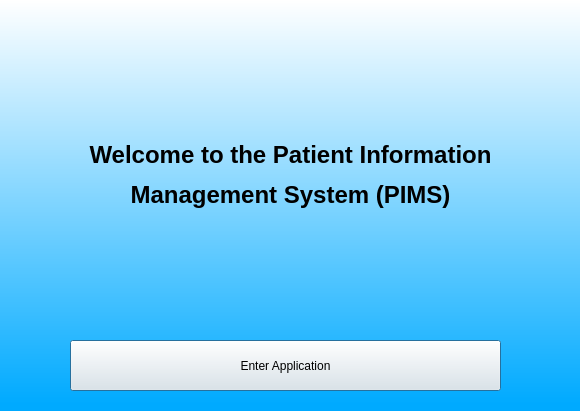
The window that MainScreen.ui (AlexHarbaugh1/CS499) describes before a commit, drawn with Qt 5.
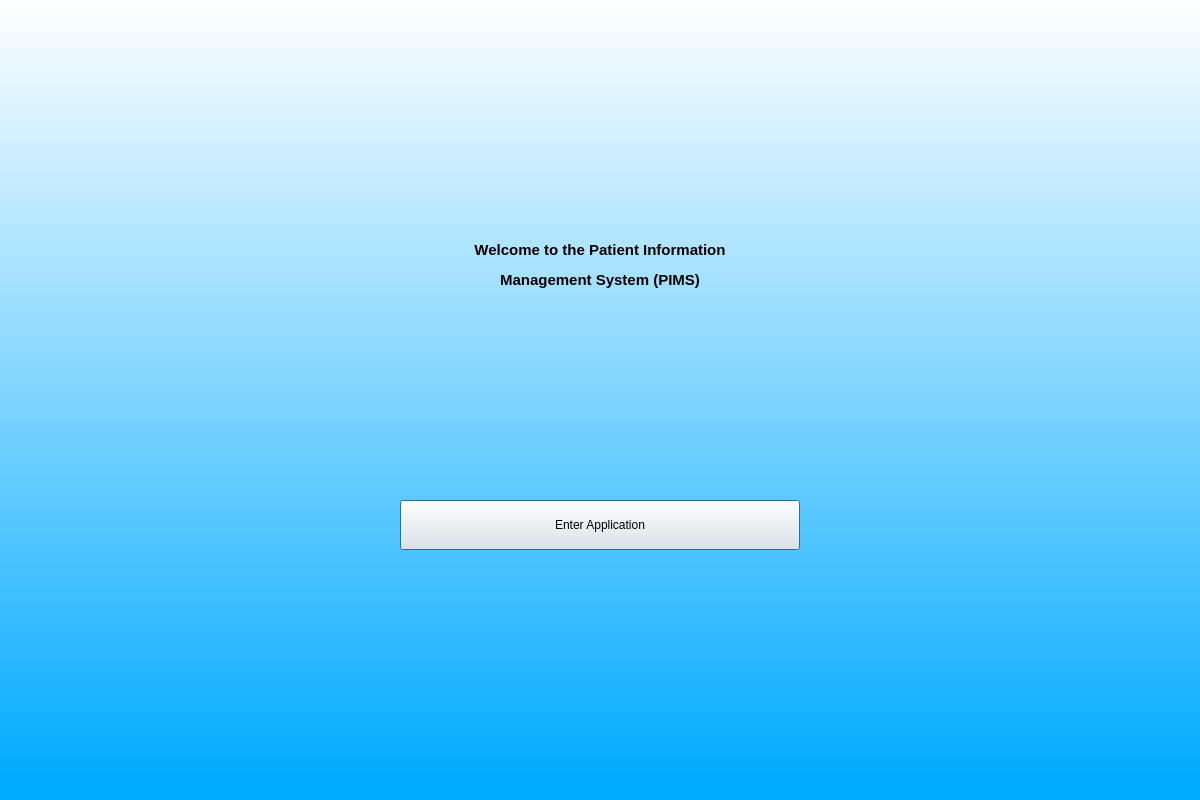
The same window after the commit.

Commit message: Made the home screen look better.

Diff of the .ui file:
```diff
--- a/MainScreen.ui
+++ b/MainScreen.ui
@@ -6,20 +6,32 @@
    <rect>
     <x>0</x>
     <y>0</y>
-    <width>580</width>
-    <height>411</height>
+    <width>1200</width>
+    <height>800</height>
    </rect>
   </property>
+  <property name="minimumSize">
+   <size>
+    <width>1200</width>
+    <height>800</height>
+   </size>
+  </property>
+  <property name="maximumSize">
+   <size>
+    <width>1200</width>
+    <height>800</height>
+   </size>
+  </property>
   <property name="windowTitle">
    <string>Dialog</string>
   </property>
   <widget class="QPushButton" name="enterApplication">
    <property name="geometry">
     <rect>
-     <x>70</x>
-     <y>340</y>
-     <width>431</width>
-     <height>51</height>
+     <x>400</x>
+     <y>500</y>
+     <width>400</width>
+     <height>50</height>
     </rect>
    </property>
    <property name="text">
@@ -31,10 +43,22 @@
     <rect>
      <x>0</x>
      <y>0</y>
-     <width>581</width>
-     <height>411</height>
+     <width>1200</width>
+     <height>800</height>
     </rect>
    </property>
+   <property name="minimumSize">
+    <size>
+     <width>1200</width>
+     <height>800</height>
+    </size>
+   </property>
+   <property name="maximumSize">
+    <size>
+     <width>1200</width>
+     <height>800</height>
+    </size>
+   </property>
    <property name="styleSheet">
     <string notr="true">background-color:qlineargradient(spread:pad, x1:1, y1:0.982409, x2:1, y2:0, stop:0 rgba(0, 170, 255, 255), stop:1 rgba(255, 255, 255, 255))</string>
    </property>
@@ -45,14 +69,14 @@
   <widget class="QLabel" name="label_3">
    <property name="geometry">
     <rect>
-     <x>10</x>
+     <x>236</x>
      <y>140</y>
-     <width>561</width>
-     <height>71</height>
+     <width>728</width>
+     <height>250</height>
     </rect>
    </property>
    <property name="text">
-    <string>&lt;html&gt;&lt;head/&gt;&lt;body&gt;&lt;p align=&quot;center&quot;&gt;&lt;span style=&quot; font-size:18pt; font-weight:600;&quot;&gt;Welcome to the Patient Information&lt;/span&gt;&lt;/p&gt;&lt;p align=&quot;center&quot;&gt;&lt;span style=&quot; font-size:18pt; font-weight:600;&quot;&gt;Management System (PIMS)&lt;/span&gt;&lt;/p&gt;&lt;/body&gt;&lt;/html&gt;</string>
+    <string>&lt;html&gt;&lt;head/&gt;&lt;body&gt;&lt;p align=&quot;center&quot;&gt;&lt;span style=&quot; font-size:11pt; font-weight:600;&quot;&gt;Welcome to the Patient Information&lt;/span&gt;&lt;/p&gt;&lt;p align=&quot;center&quot;&gt;&lt;span style=&quot; font-size:11pt; font-weight:600;&quot;&gt;Management System (PIMS)&lt;/span&gt;&lt;/p&gt;&lt;/body&gt;&lt;/html&gt;</string>
    </property>
   </widget>
   <zorder>label_2</zorder>
```
